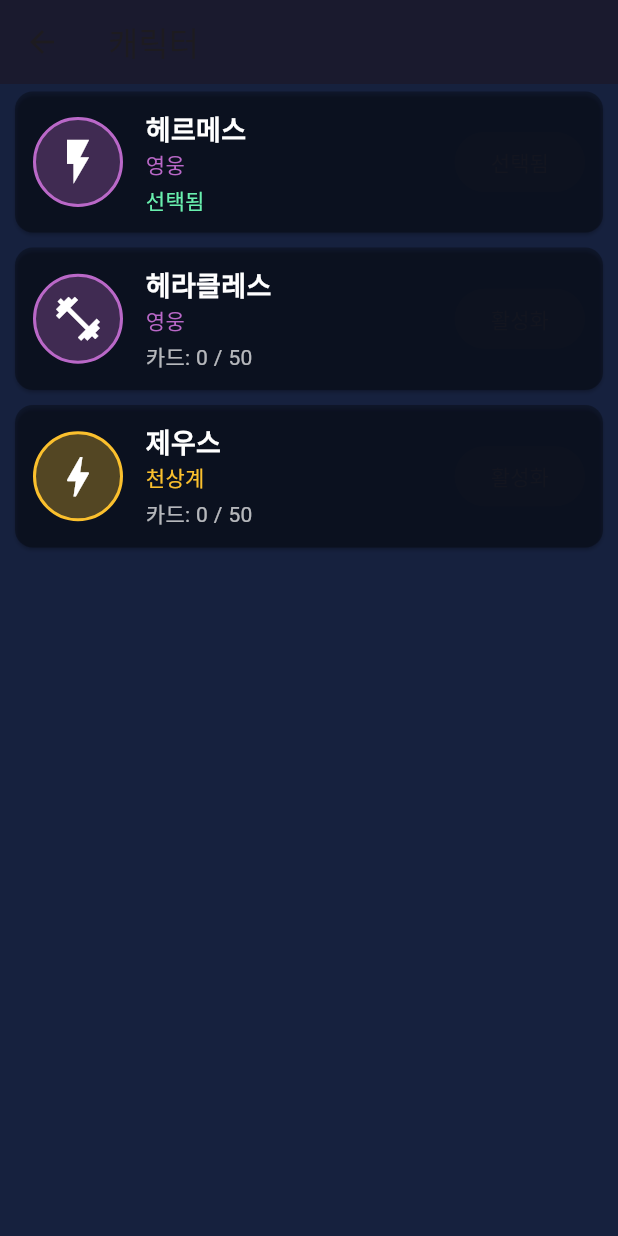
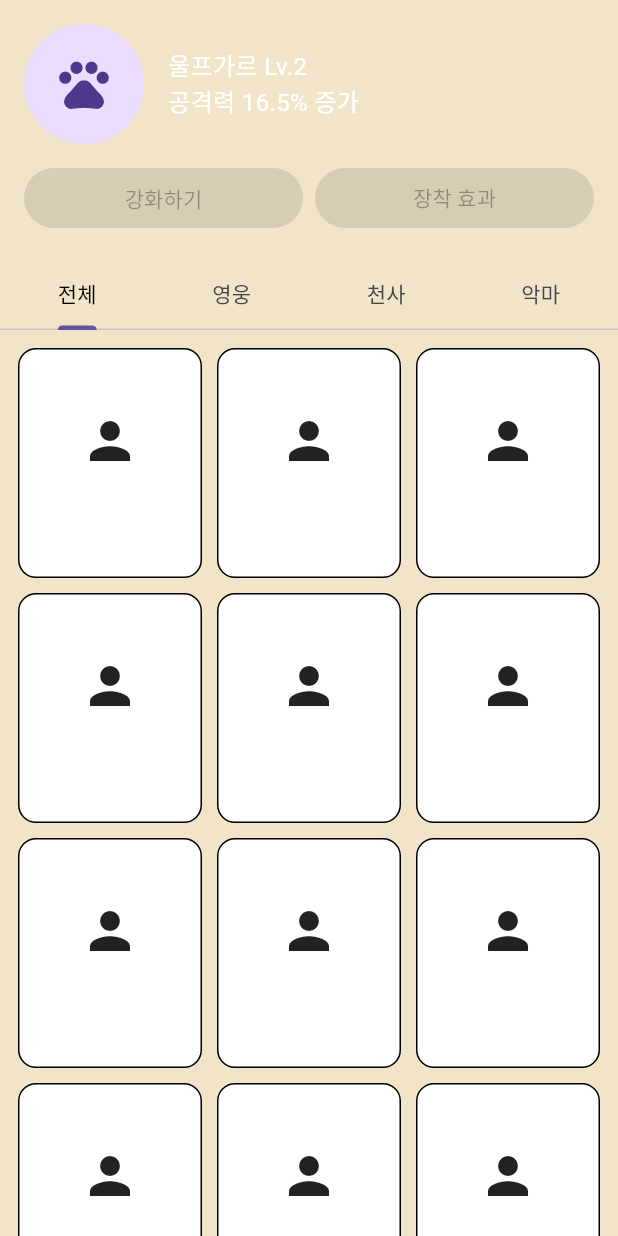
Before and after one commit to BangJihoon/game_defence, a Flutter app: the CharacterPage screen opened directly, on a phone screen of 412 x 824 dp. Run offline on Flutter 3.47's test engine with Material 3 defaults, Android fonts, the light colour scheme and no system bars; missing offline and left inert: flame, flame_audio; Roboto replaces fonts that are missing (NanumGothic).

Commit message:
캐릭터 화면 데모추가

```diff
--- /dev/null
+++ b/lib/menu/pages/character/presentation/pages/character_page.dart
@@ -0,0 +1,22 @@
+import 'package:flutter/material.dart';
+import '../sections/character_top_section.dart';
+import '../sections/character_tab_section.dart';
+
+class CharacterPage extends StatelessWidget {
+  const CharacterPage({super.key});
+
+  @override
+  Widget build(BuildContext context) {
+    return Scaffold(
+      backgroundColor: const Color(0xFFF1E4C8),
+      body: SafeArea(
+        child: Column(
+          children: const [
+            CharacterTopSection(),
+            Expanded(child: CharacterTabSection()),
+          ],
+        ),
+      ),
+    );
+  }
+}
--- /dev/null
+++ b/lib/menu/pages/character/presentation/sections/character_tab_section.dart
@@ -0,0 +1,58 @@
+import 'package:flutter/material.dart';
+import '../../../shop/presentation/widgets/character_card.dart';
+
+class CharacterTabSection extends StatelessWidget {
+  const CharacterTabSection({super.key});
+
+  @override
+  Widget build(BuildContext context) {
+    return DefaultTabController(
+      length: 4,
+      child: Column(
+        children: const [
+          TabBar(
+            labelColor: Colors.black,
+            tabs: [
+              Tab(text: "전체"),
+              Tab(text: "영웅"),
+              Tab(text: "천사"),
+              Tab(text: "악마"),
+            ],
+          ),
+          Expanded(
+            child: TabBarView(
+              children: [
+                _Grid(type: "전체"),
+                _Grid(type: "영웅"),
+                _Grid(type: "천사"),
+                _Grid(type: "악마"),
+              ],
+            ),
+          )
+        ],
+      ),
+    );
+  }
+}
+
+class _Grid extends StatelessWidget {
+  final String type;
+  const _Grid({required this.type});
+
+  @override
+  Widget build(BuildContext context) {
+    return GridView.builder(
+      padding: const EdgeInsets.all(12),
+      gridDelegate:
+          const SliverGridDelegateWithFixedCrossAxisCount(
+        crossAxisCount: 3,
+        mainAxisSpacing: 10,
+        crossAxisSpacing: 10,
+        childAspectRatio: 0.8,
+      ),
+      itemCount: 12,
+      itemBuilder: (_, index) =>
+          CharacterCard(name: "$type ${index + 1}"),
+    );
+  }
+}
--- /dev/null
+++ b/lib/menu/pages/character/presentation/sections/character_top_section.dart
@@ -0,0 +1,47 @@
+import 'package:flutter/material.dart';
+
+class CharacterTopSection extends StatelessWidget {
+  const CharacterTopSection({super.key});
+
+  @override
+  Widget build(BuildContext context) {
+    return Container(
+      padding: const EdgeInsets.all(16),
+      child: Column(
+        children: [
+          Row(
+            children: const [
+              CircleAvatar(
+                radius: 40,
+                child: Icon(Icons.pets, size: 40),
+              ),
+              SizedBox(width: 16),
+              Text(
+                "울프가르 Lv.2\n공격력 16.5% 증가",
+                style: TextStyle(fontSize: 16),
+              )
+            ],
+          ),
+          const SizedBox(height: 12),
+          Row(
+            children: [
+              Expanded(
+                child: ElevatedButton(
+                  onPressed: null,
+                  child: Text("강화하기"),
+                ),
+              ),
+              SizedBox(width: 8),
+              Expanded(
+                child: ElevatedButton(
+                  onPressed: null,
+                  child: Text("장착 효과"),
+                ),
+              ),
+            ],
+          )
+        ],
+      ),
+    );
+  }
+}
--- a/lib/menu/pages/character_page.dart
+++ /dev/null
@@ -1,140 +0,0 @@
-import 'package:flutter/material.dart';
-import 'package:game_defence/data/character_data.dart';
-import 'package:game_defence/player/player_data_manager.dart';
-import 'package:provider/provider.dart';
-
-class CharacterPage extends StatelessWidget {
-  const CharacterPage({super.key});
-
-  @override
-  Widget build(BuildContext context) {
-    // Using Consumer to react to changes in PlayerDataManager
-    return Scaffold(
-      backgroundColor: const Color(0xFF16213e),
-      appBar: AppBar(
-        title: const Text('캐릭터'),
-        backgroundColor: const Color(0xFF1a1a2e),
-      ),
-      body: Consumer<PlayerDataManager>(
-        builder: (context, playerDataManager, child) {
-          final activeCharacterId = playerDataManager.playerData.activeCharacterId;
-          return ListView.builder(
-            itemCount: masterCharacterList.length,
-            itemBuilder: (context, index) {
-              final character = masterCharacterList[index];
-              // Find the corresponding player character data
-              final playerCharacter = playerDataManager.playerData.ownedCharacters
-                  .firstWhere((pc) => pc.characterId == character.id);
-              return _buildCharacterTile(context, character, playerCharacter, activeCharacterId);
-            },
-          );
-        },
-      ),
-    );
-  }
-
-  Widget _buildCharacterTile(
-    BuildContext context,
-    Character character,
-    PlayerCharacter playerCharacter,
-    String activeCharacterId, // Pass active character ID
-  ) {
-    final playerDataManager = Provider.of<PlayerDataManager>(context, listen: false);
-    final bool canUnlock = playerCharacter.cardCount >= cardsNeededToUnlock;
-    final bool isActive = character.id == activeCharacterId;
-
-    String tierText;
-    Color tierColor;
-    switch (character.tier) {
-      case CharacterTier.celestial:
-        tierText = '천상계';
-        tierColor = Colors.yellow.shade700;
-        break;
-      case CharacterTier.hero:
-        tierText = '영웅';
-        tierColor = Colors.purple.shade300;
-        break;
-      case CharacterTier.mortal:
-      default:
-        tierText = '인간계';
-        tierColor = Colors.blue.shade300;
-        break;
-    }
-
-    return Card(
-      color: Colors.black.withOpacity(0.3),
-      margin: const EdgeInsets.symmetric(horizontal: 10, vertical: 5),
-      child: Padding(
-        padding: const EdgeInsets.all(12.0),
-        child: Row(
-          children: [
-            // Character Icon
-            Container(
-              width: 60,
-              height: 60,
-              decoration: BoxDecoration(
-                color: tierColor.withOpacity(0.3),
-                shape: BoxShape.circle,
-                border: Border.all(color: tierColor, width: 2),
-              ),
-              child: Icon(character.icon, color: Colors.white, size: 35),
-            ),
-            const SizedBox(width: 15),
-            // Character Info
-            Expanded(
-              child: Column(
-                crossAxisAlignment: CrossAxisAlignment.start,
-                children: [
-                  Text(
-                    character.name,
-                    style: const TextStyle(
-                      color: Colors.white,
-                      fontSize: 18,
-                      fontWeight: FontWeight.bold,
-                    ),
-                  ),
-                  Text(
-                    tierText,
-                    style: TextStyle(color: tierColor, fontSize: 14),
-                  ),
-                  const SizedBox(height: 4),
-                  if (playerCharacter.isUnlocked)
-                    Text(
-                      isActive ? '선택됨' : '보유 중',
-                      style: TextStyle(color: isActive ? Colors.greenAccent : Colors.white)
-                    )
-                  else
-                    Text(
-                      '카드: ${playerCharacter.cardCount} / $cardsNeededToUnlock',
-                      style: const TextStyle(color: Colors.white70),
-                    ),
-                ],
-              ),
-            ),
-            // Action Button
-            if (playerCharacter.isUnlocked)
-              ElevatedButton(
-                onPressed: isActive ? null : () {
-                  playerDataManager.setActiveCharacter(character.id);
-                },
-                style: ElevatedButton.styleFrom(
-                  backgroundColor: isActive ? Colors.grey.shade800 : Colors.green.shade700,
-                ),
-                child: Text(isActive ? '선택됨' : '선택'),
-              )
-            else
-              ElevatedButton(
-                onPressed: canUnlock
-                    ? () {
-                        playerDataManager.unlockCharacter(character.id);
-                      }
-                    : null,
-                style: ElevatedButton.styleFrom(backgroundColor: Colors.blue.shade700),
-                child: const Text('활성화'),
-              )
-          ],
-        ),
-      ),
-    );
-  }
-}
--- a/lib/menu/pages/shop/presentation/pages/shop_page.dart
+++ b/lib/menu/pages/shop/presentation/pages/shop_page.dart
@@ -8,7 +8,6 @@ import 'package:game_defence/menu/pages/shop/presentation/sections/character_sum
 import 'package:game_defence/menu/pages/shop/presentation/sections/shop_header.dart';
 import 'package:game_defence/menu/pages/shop/presentation/sections/gold_section.dart';
 import 'package:game_defence/menu/pages/shop/presentation/sections/daily_shop_section.dart';
-import 'package:game_defence/menu/pages/shop/presentation/widgets/shop_bottom_nav.dart';
 import 'package:game_defence/menu/pages/shop/presentation/widgets/section_title.dart';
 
 class ShopPage extends StatelessWidget {
@@ -18,7 +17,7 @@ class ShopPage extends StatelessWidget {
   Widget build(BuildContext context) {
     return Scaffold(
       backgroundColor: const Color(0xFF4A3B53),
-      bottomNavigationBar: const ShopBottomNav(),
+      // bottomNavigationBar: const ShopBottomNav(),
       body: SafeArea(
         child: SingleChildScrollView(
           child: Column(
--- /dev/null
+++ b/lib/menu/pages/shop/presentation/widgets/character_card.dart
@@ -0,0 +1,26 @@
+import 'package:flutter/material.dart';
+
+class CharacterCard extends StatelessWidget {
+  final String name;
+
+  const CharacterCard({super.key, required this.name});
+
+  @override
+  Widget build(BuildContext context) {
+    return Container(
+      decoration: BoxDecoration(
+        color: Colors.white,
+        borderRadius: BorderRadius.circular(12),
+        border: Border.all(color: Colors.black),
+      ),
+      child: Column(
+        mainAxisAlignment: MainAxisAlignment.center,
+        children: [
+          const Icon(Icons.person, size: 40),
+          const SizedBox(height: 8),
+          Text(name),
+        ],
+      ),
+    );
+  }
+}
```
Also changed, not shown: lib/main.dart (+21 -38 lines), lib/menu/pages/main_menu_shell.dart (added, +57 -0 lines), lib/menu/pages/shop/presentation/widgets/shop_bottom_nav.dart (deleted, +0 -38 lines).
